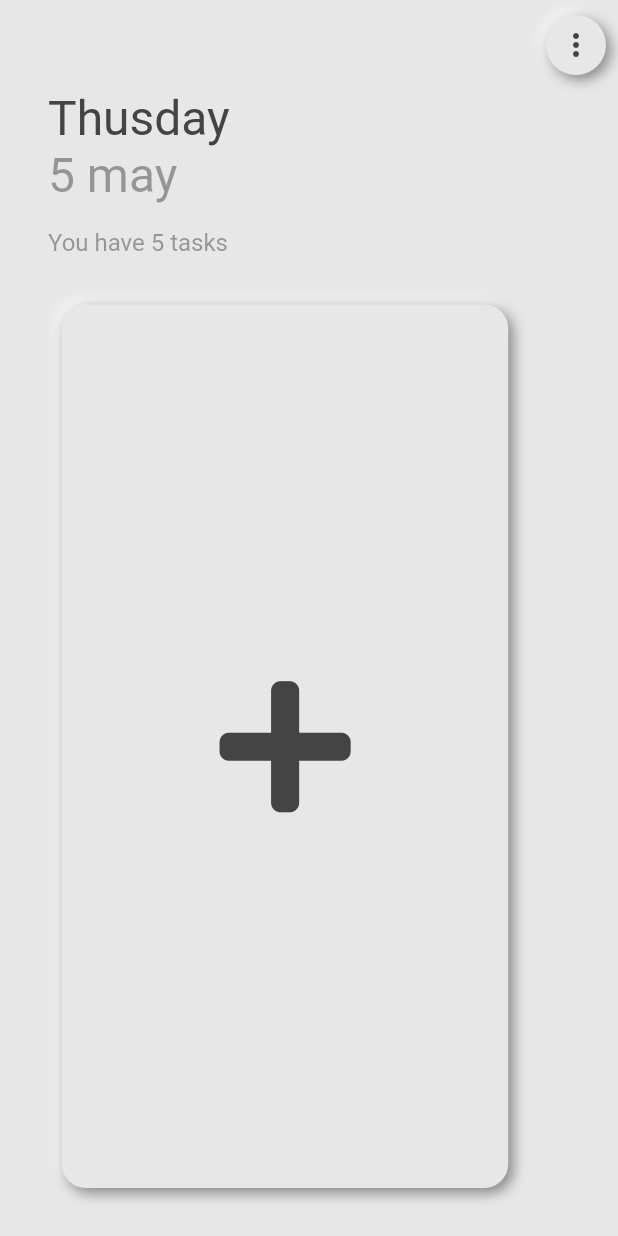
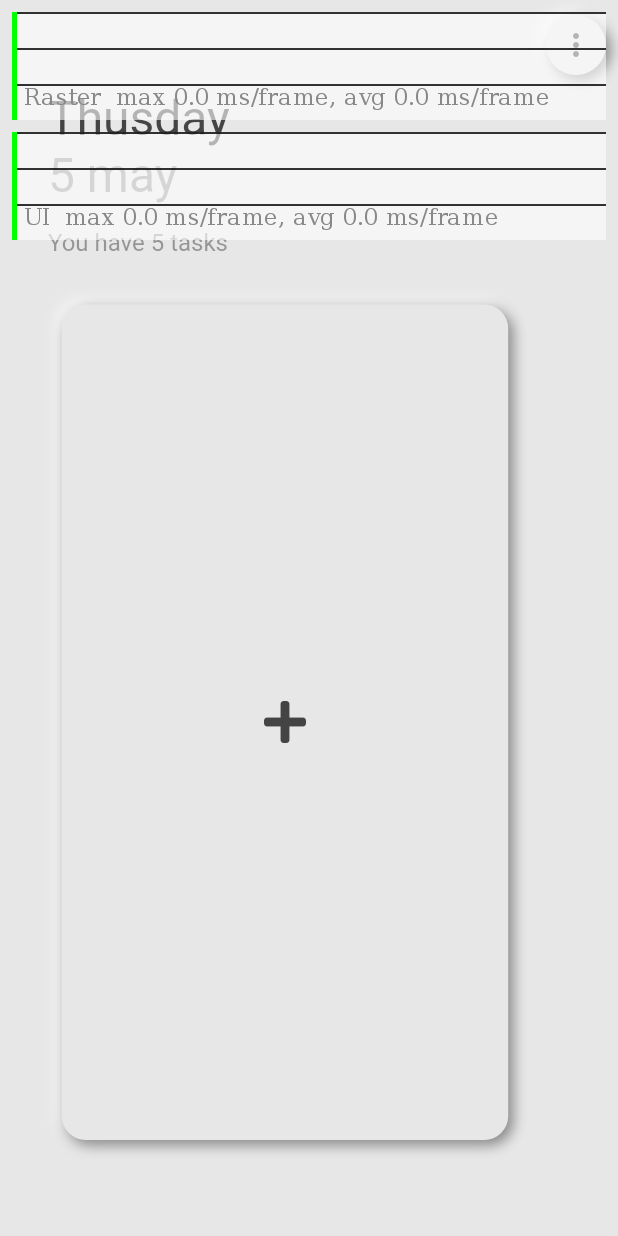
Before and after one commit to Overman775/Neo-Todo, a Flutter app: the screen it shows after launch, on a phone screen of 412 x 824 dp. Run offline on Flutter 3.47's test engine with Material 2 defaults, Android fonts, the phone set to English and light mode, and no system bars; drawn by our look-alikes of flutter_neumorphic; our stand-ins replace flutter_svg, font_awesome_flutter, sqflite; missing offline and left inert: pedantic; accounts and stored records are empty.

Commit message:
update carousel card view

```diff
--- a/lib/main.dart
+++ b/lib/main.dart
@@ -17,6 +17,7 @@ class MyApp extends StatelessWidget {
       providers: [ChangeNotifierProvider(create: (_) => Todo(), lazy: false)],
       child: NeumorphicWidget(
         child: MaterialApp(
+          showPerformanceOverlay: true,
           debugShowCheckedModeBanner: false,
           title: 'Todo List',
           theme: ThemeData(
--- a/lib/models/todo_models.dart
+++ b/lib/models/todo_models.dart
@@ -1,4 +1,5 @@
 import 'package:flutter/material.dart';
+import 'package:intl/intl.dart';
 
 import '../utils/icons.dart';
 
@@ -47,6 +48,8 @@ class TodoCategory extends TodoModel {
       return (completed / totalItems).toDouble();
     }
   }
+
+  String get percentString => NumberFormat.percentPattern().format(percent);
 
   @override
   Map<String, dynamic> toMap() {
--- a/lib/pages/main.dart
+++ b/lib/pages/main.dart
@@ -39,7 +39,10 @@ class MainPage extends StatelessWidget {
                 Style.doublePadding, Style.mainPadding, Style.mainPadding, 0.0),
             child: Text('You have 5 tasks', style: Style.mainTasksTextStyle),
           ),
-          Carousel()
+          Carousel(),
+          SizedBox(
+            height: Style.doublePadding
+          )
         ],
       ),
     );
--- a/lib/pages/todo.dart
+++ b/lib/pages/todo.dart
@@ -31,9 +31,7 @@ class _TodoPageState extends State<TodoPage> {
   @override
   Widget build(BuildContext context) {
     return Scaffold(
-        appBar: AppBar(
-          title: Text(args.category.title),
-        ),
+        appBar: AppBar(),
         floatingActionButton: FloatingActionButton(
           backgroundColor: Style.primaryColor,
           elevation: 0,
@@ -49,6 +47,7 @@ class _TodoPageState extends State<TodoPage> {
               color: Colors.white,
             ),
           ),
+
           onPressed: () {
             Navigator.pushNamed(context, '/item',
                 arguments: ItemPageArguments(category: widget.args.category));
@@ -62,7 +61,6 @@ class _TodoPageState extends State<TodoPage> {
                   .map((item) => TodoItemWidget(item, widget.args.category))
                   .toList();
             }
-
             if (todo.items.isNotEmpty) {
               return ListView(
                 padding: EdgeInsets.only(bottom: 80),
--- a/lib/style.dart
+++ b/lib/style.dart
@@ -48,7 +48,7 @@ abstract class Style {
       TextStyle(color: Style.textColor, fontSize: 32.00);
 
   static const TextStyle cardTitleTextStyle =
-      TextStyle(color: Style.textColor, fontSize: 32.00);
+      TextStyle(color: Style.textColor, fontSize: 40.00);
 
   //TODO: delete opacity
   static TextStyle mainDateSubTextStyle =
--- a/lib/widgets/carousel.dart
+++ b/lib/widgets/carousel.dart
@@ -1,4 +1,5 @@
-import 'package:auto_size_text/auto_size_text.dart';
+import 'dart:math';
+
 import 'package:flutter/material.dart';
 import 'package:flutter/widgets.dart';
 import 'package:flutter_neumorphic/flutter_neumorphic.dart';
@@ -10,8 +11,32 @@ import 'package:todolist/models/todo_models.dart';
 
 import 'package:todolist/style.dart';
 
-class Carousel extends StatelessWidget {
+class Carousel extends StatefulWidget {
   const Carousel({Key key}) : super(key: key);
+
+  @override
+  _CarouselState createState() => _CarouselState();
+}
+
+class _CarouselState extends State<Carousel> {
+  final PageController _pageController =
+      PageController(initialPage: 0, viewportFraction: 0.8);
+
+  final double scaleFraction = 0.9;
+  final double scaleDepth = 0.5;
+  final double fullScale = 1.0;
+  final double viewPortFraction = 0.8;
+
+  double page = 0;
+
+  bool _handlePageNotification(ScrollNotification notification) {
+    if (notification.depth == 0 && notification is ScrollUpdateNotification) {
+      setState(() {
+        page = _pageController.page;
+      });
+    }
+    return false;
+  }
 
   @override
   Widget build(BuildContext context) {
@@ -20,14 +45,28 @@ class Carousel extends StatelessWidget {
         child: Selector<Todo, List<TodoCategory>>(
           selector: (_, todo) => todo.categoryes,
           builder: (context, categoryes, _) {
-            return PageView(
+            return NotificationListener<ScrollNotification>(
+                onNotification:
+                    _handlePageNotification, //listen scroll and update page
+                child: PageView.builder(
                   scrollDirection: Axis.horizontal,
-                controller:
-                    PageController(initialPage: 0, viewportFraction: 0.8),
-                children: <Widget>[
-                  ...categoryes.map((category) => CategoryCard(category)),
-                  CategoryAddCard()
-                ]);
+                  physics: BouncingScrollPhysics(),
+                  itemCount:
+                      categoryes.length + 1, // +1 need for add CategoryAddCard
+                  controller: _pageController,
+                  itemBuilder: (context, index) {
+                    final scale =
+                        max(scaleFraction, (fullScale - (index - page).abs()));
+                    final depth =
+                        max(scaleDepth, (fullScale - (index - page).abs()));
+
+                    if (index < categoryes.length) {
+                      return CategoryCard(categoryes[index], scale, depth);
+                    } else {
+                      return CategoryAddCard(scale, depth);
+                    }
+                  },
+                ));
           },
         ));
   }
@@ -35,15 +74,23 @@ class Carousel extends StatelessWidget {
 
 class CategoryCard extends StatelessWidget {
   final TodoCategory category;
-  const CategoryCard(this.category, {Key key}) : super(key: key);
+  final double scale;
+  final double scaleDepth;
+  const CategoryCard(this.category, this.scale, this.scaleDepth, {Key key})
+      : super(key: key);
 
   @override
   Widget build(BuildContext context) {
-    return Neumorphic(
+    return Transform.scale(
+      scale: scale,
+      alignment: Alignment.centerLeft,
+      child: Neumorphic(
         boxShape: NeumorphicBoxShape.roundRect(Style.mainBorderRadius),
         padding: EdgeInsets.all(18.0),
         margin: EdgeInsets.fromLTRB(
             0, Style.doublePadding, Style.doublePadding, Style.doublePadding),
+        style:
+            NeumorphicStyle(depth: NeumorphicTheme.depth(context) * scaleDepth),
         child: GestureDetector(
           behavior: HitTestBehavior.opaque,
           onTap: () {
@@ -55,55 +102,88 @@ class CategoryCard extends StatelessWidget {
           child: Column(
             crossAxisAlignment: CrossAxisAlignment.start,
             children: <Widget>[
-            Row(
-              crossAxisAlignment: CrossAxisAlignment.start,
-              children: <Widget>[
               FaIcon(
                 category.icon,
-                  color: Style.textColor,
+                color: Style.secondColor,
                 size: 32,
               ),
-                SizedBox(width: Style.mainPadding),
-                Expanded(
-                    child: Text(
-                      category.title,
-                      style: Style.cardTitleTextStyle,
-                      softWrap: false,
-                      overflow: TextOverflow.ellipsis,
-                      ),
-
-                )
+              Spacer(),
+              DetailCard(category: category),
             ],
           ),
-            Spacer(),
-            Padding(
-              padding: const EdgeInsets.symmetric(vertical: Style.halfPadding),
-              child: Text(
-                'Выполнено ${category.completed} из ${category.totalItems}',
-                style: Style.mainTasksTextStyle,
-              ),
-            ),
-            NeumorphicProgress(
-              percent: category.percent,
-              height: 16,
-            )
-          ],
         ),
       ),
     );
   }
 }
 
-class CategoryAddCard extends StatelessWidget {
-  const CategoryAddCard({Key key}) : super(key: key);
+class DetailCard extends StatelessWidget {
+  const DetailCard({
+    Key key,
+    @required this.category,
+  }) : super(key: key);
+
+  final TodoCategory category;
 
   @override
   Widget build(BuildContext context) {
-    return Neumorphic(
+    return Column(
+      crossAxisAlignment: CrossAxisAlignment.start,
+      children: <Widget>[
+        Text(
+          '${category.totalItems} задач',
+          style: Style.mainTasksTextStyle,
+        ),
+        Text(
+          category.title,
+          style: Style.cardTitleTextStyle,
+          softWrap: false,
+          overflow: TextOverflow.ellipsis,
+        ),
+        SizedBox(
+          height: Style.mainPadding,
+        ),
+        Row(
+          children: <Widget>[
+            Flexible(
+              flex: 1,
+              child: NeumorphicProgress(
+                percent: category.percent,
+                height: 8,
+              ),
+            ),
+            SizedBox(
+              width: Style.mainPadding,
+            ),
+            Text(
+              category.percentString,
+              style: Style.mainTasksTextStyle,
+            )
+          ],
+        )
+      ],
+    );
+  }
+}
+
+class CategoryAddCard extends StatelessWidget {
+  final double scale;
+  final double scaleDepth;
+  const CategoryAddCard(this.scale, this.scaleDepth, {Key key})
+      : super(key: key);
+
+  @override
+  Widget build(BuildContext context) {
+    return Transform.scale(
+      scale: scale,
+      alignment: Alignment.centerLeft,
+      child: Neumorphic(
         boxShape: NeumorphicBoxShape.roundRect(Style.mainBorderRadius),
         padding: EdgeInsets.all(18.0),
         margin: EdgeInsets.fromLTRB(
             0, Style.doublePadding, Style.doublePadding, Style.doublePadding),
+        style:
+            NeumorphicStyle(depth: NeumorphicTheme.depth(context) * scaleDepth),
         child: GestureDetector(
           behavior: HitTestBehavior.opaque,
           onTap: () {
@@ -115,7 +195,8 @@ class CategoryAddCard extends StatelessWidget {
             child: FaIcon(
               FontAwesomeIcons.plus,
               color: Style.textColor,
-            size: 100,
+              size: 32,
+            ),
           ),
         ),
       ),
--- a/pubspec.yaml
+++ b/pubspec.yaml
@@ -16,6 +16,7 @@ dependencies:
   pedantic: ^1.9.0
   flutter_neumorphic: ^2.2.2
   font_awesome_flutter: '>=8.8.1'
+  intl: ^0.16.1
 
 dev_dependencies:
   flutter_test:
```
Also changed, not shown: pubspec.lock. Lines whose indentation alone changed are shown as unchanged.
